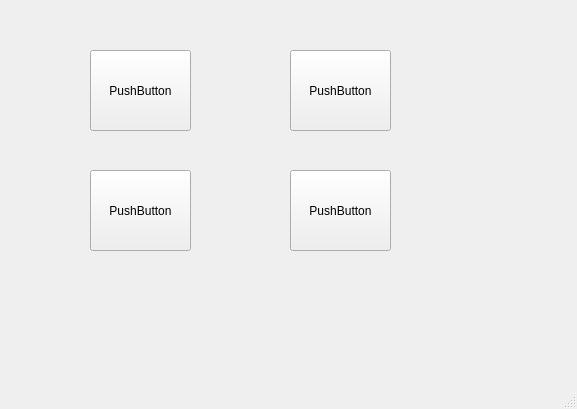
First picture: the form in gui/pantalla_inicial.ui, repository mcorreaiz/yoya-rep, before the edit.
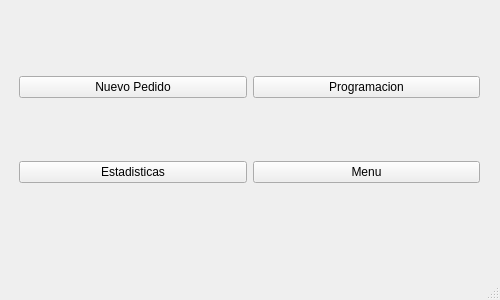
Second picture: the form after the edit. Icons and pictures are not drawn.

The edit to the form file:
```diff
--- a/gui/pantalla_inicial.ui
+++ b/gui/pantalla_inicial.ui
@@ -6,64 +6,42 @@
    <rect>
     <x>0</x>
     <y>0</y>
-    <width>577</width>
-    <height>409</height>
+    <width>500</width>
+    <height>300</height>
    </rect>
   </property>
   <property name="windowTitle">
    <string>MainWindow</string>
   </property>
   <widget class="QWidget" name="centralwidget">
-   <widget class="QPushButton" name="boton_nuevo_pedido">
+   <widget class="QWidget" name="gridLayoutWidget">
     <property name="geometry">
      <rect>
-      <x>90</x>
-      <y>50</y>
-      <width>101</width>
-      <height>81</height>
+      <x>19</x>
+      <y>19</y>
+      <width>461</width>
+      <height>221</height>
      </rect>
     </property>
-    <property name="text">
-     <string>PushButton</string>
-    </property>
-   </widget>
-   <widget class="QPushButton" name="boton_menu">
-    <property name="geometry">
-     <rect>
-      <x>90</x>
-      <y>170</y>
-      <width>101</width>
-      <height>81</height>
-     </rect>
-    </property>
-    <property name="text">
-     <string>PushButton</string>
-    </property>
-   </widget>
+    <layout class="QGridLayout" name="gridLayout_2">
+     <item row="1" column="0">
    <widget class="QPushButton" name="boton_estadisticas">
-    <property name="geometry">
-     <rect>
-      <x>290</x>
-      <y>50</y>
-      <width>101</width>
-      <height>81</height>
-     </rect>
-    </property>
+       <property name="text">
+        <string>Estadisticas</string>
+       </property>
+      </widget>
+     </item>
+     <item row="0" column="0">
+      <widget class="QPushButton" name="boton_pedido">
     <property name="text">
-     <string>PushButton</string>
-    </property>
-   </widget>
+        <string>Nuevo Pedido</string>
+       </property>
+      </widget>
+     </item>
+     <item row="0" column="1">
    <widget class="QPushButton" name="boton_programacion">
-    <property name="geometry">
-     <rect>
-      <x>290</x>
-      <y>170</y>
-      <width>101</width>
-      <height>81</height>
-     </rect>
-    </property>
     <property name="text">
-     <string>PushButton</string>
+        <string>Programacion</string>
     </property>
     <property name="icon">
      <iconset theme="dog"/>
@@ -72,6 +50,27 @@
      <bool>false</bool>
     </property>
    </widget>
+     </item>
+     <item row="1" column="1">
+      <widget class="QPushButton" name="boton_menu">
+       <property name="enabled">
+        <bool>true</bool>
+       </property>
+       <property name="sizePolicy">
+        <sizepolicy hsizetype="Minimum" vsizetype="Fixed">
+         <horstretch>0</horstretch>
+         <verstretch>0</verstretch>
+        </sizepolicy>
+       </property>
+       <property name="text">
+        <string>Menu</string>
+       </property>
+      </widget>
+     </item>
+    </layout>
+   </widget>
+   <zorder>horizontalLayoutWidget</zorder>
+   <zorder>gridLayoutWidget</zorder>
   </widget>
   <widget class="QMenuBar" name="menubar">
    <property name="geometry">
```
Left out of the diff: 5 changed lines with no effect on the pictures. Lines whose indentation alone changed are shown as unchanged.
